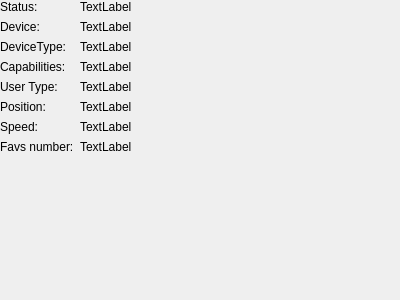
First picture: the form in src/linakdeskcontrol/ui/device_status_widget.ui, repository anetczuk/LinakDeskApp, before the edit.
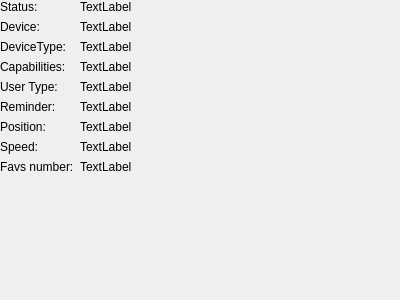
Second picture: the form after the edit.

Commit message: Display reminder info

What changed in the file:
```diff
--- a/src/linakdeskcontrol/ui/device_status_widget.ui
+++ b/src/linakdeskcontrol/ui/device_status_widget.ui
@@ -40,14 +40,14 @@
      </property>
     </widget>
    </item>
-   <item row="5" column="0">
+   <item row="6" column="0">
     <widget class="QLabel" name="positionText">
      <property name="text">
       <string>Position:</string>
      </property>
     </widget>
    </item>
-   <item row="5" column="1">
+   <item row="6" column="1">
     <widget class="QLabel" name="positionLabel">
      <property name="text">
       <string>TextLabel</string>
@@ -68,14 +68,14 @@
      </property>
     </widget>
    </item>
-   <item row="7" column="0">
+   <item row="8" column="0">
     <widget class="QLabel" name="favNumText">
      <property name="text">
       <string>Favs number:</string>
      </property>
     </widget>
    </item>
-   <item row="7" column="1">
+   <item row="8" column="1">
     <widget class="QLabel" name="favsNumLabel">
      <property name="text">
       <string>TextLabel</string>
@@ -96,14 +96,14 @@
      </property>
     </widget>
    </item>
-   <item row="6" column="0">
+   <item row="7" column="0">
     <widget class="QLabel" name="speedText">
      <property name="text">
       <string>Speed:</string>
      </property>
     </widget>
    </item>
-   <item row="6" column="1">
+   <item row="7" column="1">
     <widget class="QLabel" name="speedLabel">
      <property name="text">
       <string>TextLabel</string>
@@ -138,6 +138,20 @@
      </property>
     </widget>
    </item>
+   <item row="5" column="0">
+    <widget class="QLabel" name="reminderText">
+     <property name="text">
+      <string>Reminder:</string>
+     </property>
+    </widget>
+   </item>
+   <item row="5" column="1">
+    <widget class="QLabel" name="reminderLabel">
+     <property name="text">
+      <string>TextLabel</string>
+     </property>
+    </widget>
+   </item>
   </layout>
  </widget>
  <resources/>
```
The commit also changes 4 other files.
